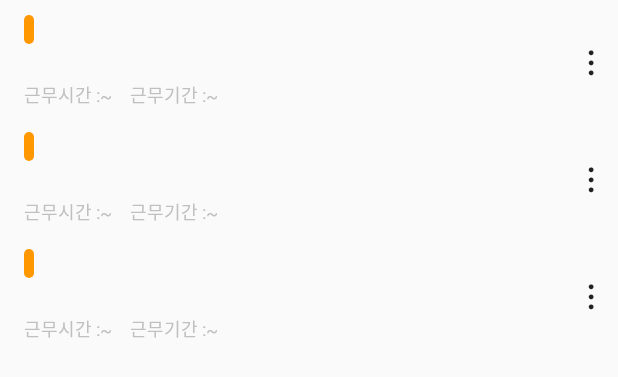
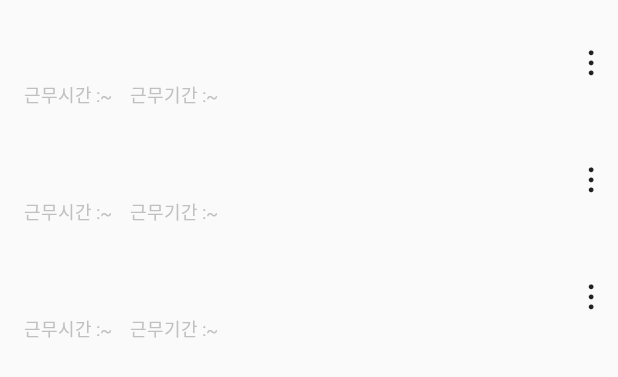
Before and after one commit to g-bridge-etners/g-bridge-etners, an Android app: the layout fragment_employee_attendance_management.xml on its own in the app's theme, with its tools: preview values and no code run, on a phone screen of 412 x 824 dp. Shown: the top 377 px of the screen. Run offline under Robolectric (Android 15) with nearby library versions, the phone set to English and light mode, and no system bars.

Commit message:
사원별 근태 관레 레이아웃 수정

```diff
--- a/app/src/main/res/layout/item_employee_attendance_management.xml
+++ b/app/src/main/res/layout/item_employee_attendance_management.xml
@@ -16,7 +16,6 @@
             android:id="@+id/item_employee_attendance_management_department"
             android:layout_width="wrap_content"
             android:layout_height="wrap_content"
-            android:background="@drawable/bg_round_primary_view"
             android:paddingHorizontal="3dp"
             android:paddingVertical="1dp"
             android:textColor="@color/colorWhiteSmoke"
```
